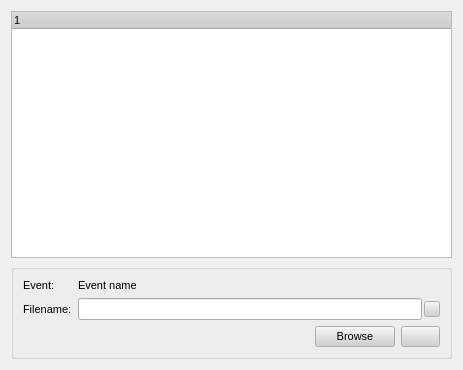
Qt form retroshare-gui/src/gui/settings/SoundPage.ui (RetroShare/RetroShare) before a commit.
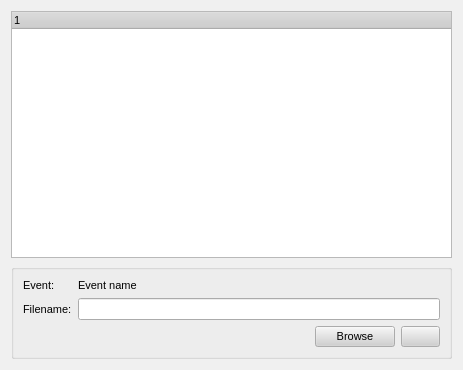
The same form after that commit. Icons and pictures are not drawn. Custom widgets are drawn as their Qt base class.

Commit message: Added new basic class for a QLineEdit with a clear button - LineEditClear.

```diff
--- a/retroshare-gui/src/gui/settings/SoundPage.ui
+++ b/retroshare-gui/src/gui/settings/SoundPage.ui
@@ -517,56 +517,7 @@
            <number>2</number>
           </property>
           <item>
-           <widget class="QLineEdit" name="filenameEdit">
-            <property name="toolTip">
-             <string/>
-            </property>
-           </widget>
-          </item>
-          <item>
-           <widget class="QPushButton" name="clearButton">
-            <property name="minimumSize">
-             <size>
-              <width>16</width>
-              <height>16</height>
-             </size>
-            </property>
-            <property name="maximumSize">
-             <size>
-              <width>16</width>
-              <height>16</height>
-             </size>
-            </property>
-            <property name="font">
-             <font>
-              <family>MS Shell Dlg 2</family>
-             </font>
-            </property>
-            <property name="focusPolicy">
-             <enum>Qt::NoFocus</enum>
-            </property>
-            <property name="toolTip">
-             <string>Reset</string>
-            </property>
-            <property name="styleSheet">
-             <string notr="true">QPushButton
-{
- border-image: url(:/images/closenormal.png) 
-}
-                                
-QPushButton:hover 
-{
-border-image: url(:/images/closehover.png) 
-}
-                                
-QPushButton:pressed  {
-border-image: url(:/images/closepressed.png) 
-}</string>
-            </property>
-            <property name="text">
-             <string/>
-            </property>
-           </widget>
+           <widget class="LineEditClear" name="filenameEdit"/>
           </item>
          </layout>
         </item>
@@ -630,6 +581,13 @@
    </item>
   </layout>
  </widget>
+ <customwidgets>
+  <customwidget>
+   <class>LineEditClear</class>
+   <extends>QLineEdit</extends>
+   <header>gui/common/LineEditClear.h</header>
+  </customwidget>
+ </customwidgets>
  <resources>
   <include location="../images.qrc"/>
  </resources>
```
The commit also changes 33 other files.
